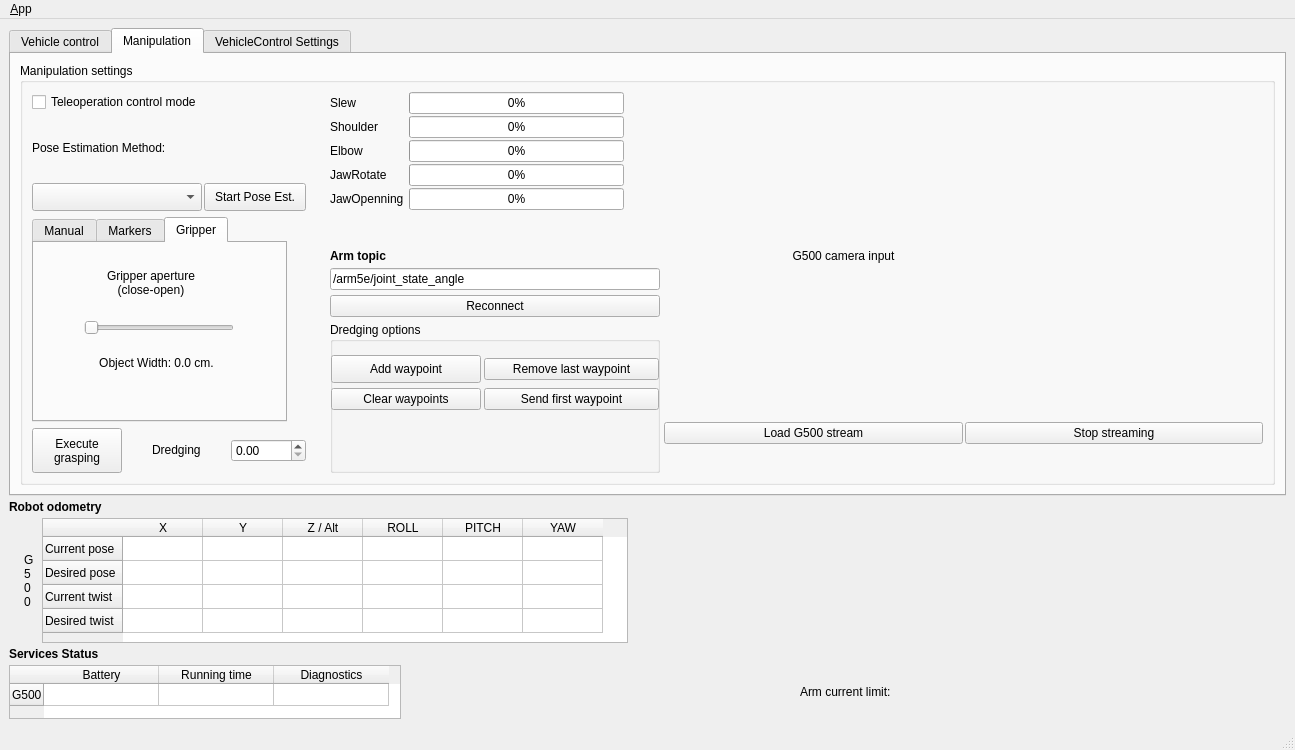
Above: ui/main_window.ui from davidfornas/merbots_gui before the change. Below: the same form after it.
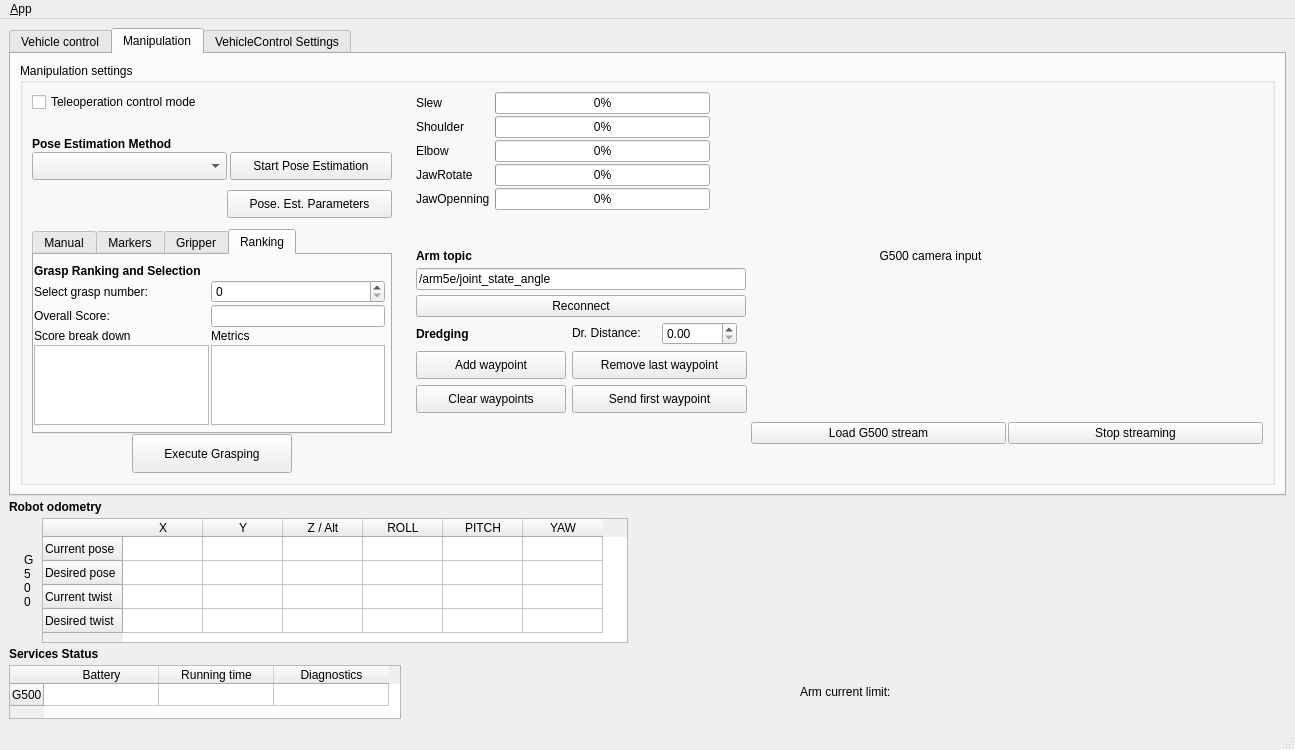
That is the form after the change. The open tabs and pages were chosen to show the change. Icons and pictures are not drawn.

Commit message: Improve, redistribute and Add grasp ranking tab

```diff
--- a/ui/main_window.ui
+++ b/ui/main_window.ui
@@ -442,7 +442,7 @@
                <item>
                 <layout class="QVBoxLayout" name="verticalLayout_130">
                  <property name="spacing">
-                  <number>6</number>
+                  <number>0</number>
                  </property>
                  <property name="leftMargin">
                   <number>0</number>
@@ -465,36 +465,45 @@
                  </item>
                  <item>
                   <widget class="QLabel" name="label_2">
+                   <property name="font">
+                    <font>
+                     <weight>75</weight>
+                     <bold>true</bold>
+                    </font>
+                   </property>
                    <property name="text">
-                    <string>Pose Estimation Method:</string>
+                    <string>Pose Estimation Method</string>
+                   </property>
+                   <property name="alignment">
+                    <set>Qt::AlignBottom|Qt::AlignLeading|Qt::AlignLeft</set>
                    </property>
                   </widget>
                  </item>
                  <item>
                   <layout class="QHBoxLayout" name="horizontalLayout_8">
                    <property name="spacing">
-                    <number>2</number>
+                    <number>3</number>
                    </property>
                    <property name="leftMargin">
                     <number>0</number>
                    </property>
-                   <property name="topMargin">
-                    <number>0</number>
-                   </property>
                    <property name="rightMargin">
                     <number>0</number>
                    </property>
-                   <item>
+                   <property name="bottomMargin">
+                    <number>10</number>
+                   </property>
+                   <item alignment="Qt::AlignBottom">
                     <widget class="QComboBox" name="poseEstimationComboBox">
                      <property name="minimumSize">
                       <size>
-                       <width>170</width>
+                       <width>195</width>
                        <height>28</height>
                       </size>
                      </property>
                     </widget>
                    </item>
-                   <item>
+                   <item alignment="Qt::AlignBottom">
                     <widget class="QPushButton" name="getGraspingPoseButton">
                      <property name="sizePolicy">
                       <sizepolicy hsizetype="Fixed" vsizetype="Fixed">
@@ -504,23 +513,45 @@
                      </property>
                      <property name="minimumSize">
                       <size>
-                       <width>100</width>
+                       <width>90</width>
                        <height>28</height>
                       </size>
                      </property>
                      <property name="maximumSize">
                       <size>
-                       <width>225</width>
+                       <width>200</width>
                        <height>28</height>
                       </size>
                      </property>
                      <property name="text">
-                      <string>Start Pose Est.</string>
+                      <string>Start Pose Estimation</string>
                      </property>
                     </widget>
                    </item>
                   </layout>
                  </item>
+                 <item alignment="Qt::AlignLeft|Qt::AlignTop">
+                  <widget class="QPushButton" name="pushButton">
+                   <property name="minimumSize">
+                    <size>
+                     <width>165</width>
+                     <height>28</height>
+                    </size>
+                   </property>
+                   <property name="maximumSize">
+                    <size>
+                     <width>180</width>
+                     <height>28</height>
+                    </size>
+                   </property>
+                   <property name="layoutDirection">
+                    <enum>Qt::RightToLeft</enum>
+                   </property>
+                   <property name="text">
+                    <string>Pose. Est. Parameters</string>
+                   </property>
+                  </widget>
+                 </item>
                  <item>
                   <widget class="QTabWidget" name="graspSpecTab">
                    <property name="sizePolicy">
@@ -531,13 +562,13 @@
                    </property>
                    <property name="minimumSize">
                     <size>
-                     <width>255</width>
+                     <width>360</width>
                      <height>205</height>
                     </size>
                    </property>
                    <property name="maximumSize">
                     <size>
-                     <width>255</width>
+                     <width>350</width>
                      <height>205</height>
                     </size>
                    </property>
@@ -794,6 +825,100 @@
                      </property>
                     </widget>
                    </widget>
+                   <widget class="QWidget" name="ranking">
+                    <attribute name="title">
+                     <string>Ranking</string>
+                    </attribute>
+                    <widget class="QWidget" name="formLayoutWidget">
+                     <property name="geometry">
+                      <rect>
+                       <x>0</x>
+                       <y>9</y>
+                       <width>351</width>
+                       <height>161</height>
+                      </rect>
+                     </property>
+                     <layout class="QFormLayout" name="formLayout">
+                      <property name="horizontalSpacing">
+                       <number>2</number>
+                      </property>
+                      <property name="verticalSpacing">
+                       <number>2</number>
+                      </property>
+                      <item row="0" column="0">
+                       <widget class="QLabel" name="label_7">
+                        <property name="font">
+                         <font>
+                          <weight>75</weight>
+                          <bold>true</bold>
+                         </font>
+                        </property>
+                        <property name="text">
+                         <string>Grasp Ranking and Selection</string>
+                        </property>
+                       </widget>
+                      </item>
+                      <item row="1" column="0">
+                       <widget class="QLabel" name="label_8">
+                        <property name="text">
+                         <string>Select grasp number:</string>
+                        </property>
+                       </widget>
+                      </item>
+                      <item row="1" column="1">
+                       <widget class="QSpinBox" name="graspNumberSpinBox"/>
+                      </item>
+                      <item row="2" column="0">
+                       <widget class="QLabel" name="label_9">
+                        <property name="text">
+                         <string>Overall Score:</string>
+                        </property>
+                       </widget>
+                      </item>
+                      <item row="2" column="1">
+                       <widget class="QLineEdit" name="graspOverallScore">
+                        <property name="readOnly">
+                         <bool>true</bool>
+                        </property>
+                       </widget>
+                      </item>
+                      <item row="3" column="0">
+                       <widget class="QLabel" name="label_10">
+                        <property name="text">
+                         <string>Score break down</string>
+                        </property>
+                       </widget>
+                      </item>
+                      <item row="4" column="0">
+                       <widget class="QTextEdit" name="graspScoreDetail">
+                        <property name="maximumSize">
+                         <size>
+                          <width>175</width>
+                          <height>16777215</height>
+                         </size>
+                        </property>
+                        <property name="readOnly">
+                         <bool>true</bool>
+                        </property>
+                       </widget>
+                      </item>
+                      <item row="3" column="1">
+                       <widget class="QLabel" name="label_13">
+                        <property name="text">
+                         <string>Metrics</string>
+                        </property>
+                       </widget>
+                      </item>
+                      <item row="4" column="1">
+                       <widget class="QTextEdit" name="graspMetrics">
+                        <property name="readOnly">
+                         <bool>true</bool>
+                        </property>
+                       </widget>
+                      </item>
+                     </layout>
+                    </widget>
+                   </widget>
                   </widget>
                  </item>
                  <item>
@@ -823,8 +948,8 @@
                      </property>
                      <property name="minimumSize">
                       <size>
-                       <width>90</width>
-                       <height>45</height>
+                       <width>160</width>
+                       <height>28</height>
                       </size>
                      </property>
                      <property name="maximumSize">
@@ -834,80 +959,7 @@
                       </size>
                      </property>
                      <property name="text">
-                      <string>Execute
-grasping</string>
-                     </property>
-                    </widget>
-                   </item>
-                   <item>
-                    <spacer name="horizontalSpacer_5">
-                     <property name="orientation">
-                      <enum>Qt::Horizontal</enum>
-                     </property>
-                     <property name="sizeType">
-                      <enum>QSizePolicy::Fixed</enum>
-                     </property>
-                     <property name="sizeHint" stdset="0">
-                      <size>
-                       <width>26</width>
-                       <height>20</height>
-                      </size>
-                     </property>
-                    </spacer>
-                   </item>
-                   <item>
-                    <widget class="QLabel" name="label_45">
-                     <property name="sizePolicy">
-                      <sizepolicy hsizetype="Fixed" vsizetype="Fixed">
-                       <horstretch>0</horstretch>
-                       <verstretch>0</verstretch>
-                      </sizepolicy>
-                     </property>
-                     <property name="minimumSize">
-                      <size>
-                       <width>75</width>
-                       <height>0</height>
-                      </size>
-                     </property>
-                     <property name="maximumSize">
-                      <size>
-                       <width>75</width>
-                       <height>16777215</height>
-                      </size>
-                     </property>
-                     <property name="text">
-                      <string>Dredging</string>
-                     </property>
-                    </widget>
-                   </item>
-                   <item>
-                    <widget class="QDoubleSpinBox" name="dredgingSpinBox">
-                     <property name="sizePolicy">
-                      <sizepolicy hsizetype="Fixed" vsizetype="Fixed">
-                       <horstretch>0</horstretch>
-                       <verstretch>0</verstretch>
-                      </sizepolicy>
-                     </property>
-                     <property name="minimumSize">
-                      <size>
-                       <width>75</width>
-                       <height>0</height>
-                      </size>
-                     </property>
-                     <property name="maximumSize">
-                      <size>
-                       <width>75</width>
-                       <height>16777215</height>
-                      </size>
-                     </property>
-                     <property name="minimum">
-                      <double>0.000000000000000</double>
-                     </property>
-                     <property name="maximum">
-                      <double>1.000000000000000</double>
-                     </property>
-                     <property name="singleStep">
-                      <double>0.100000000000000</double>
+                      <string>Execute Grasping</string>
                      </property>
                     </widget>
                    </item>
@@ -1146,31 +1198,121 @@
                   </widget>
                  </item>
                  <item>
-                  <widget class="QGroupBox" name="groupBox_5">
-                   <property name="sizePolicy">
-                    <sizepolicy hsizetype="Preferred" vsizetype="Minimum">
-                     <horstretch>0</horstretch>
-                     <verstretch>0</verstretch>
-                    </sizepolicy>
+                  <layout class="QFormLayout" name="formLayout_3">
+                   <property name="horizontalSpacing">
+                    <number>6</number>
                    </property>
-                   <property name="title">
-                    <string>Dredging options</string>
+                   <property name="verticalSpacing">
+                    <number>6</number>
                    </property>
-                   <widget class="QWidget" name="layoutWidget_0">
-                    <property name="geometry">
-                     <rect>
-                      <x>0</x>
-                      <y>30</y>
-                      <width>332</width>
-                      <height>62</height>
-                     </rect>
-                    </property>
-                    <layout class="QGridLayout" name="gridLayout">
+                   <item row="0" column="0">
+                    <widget class="QLabel" name="label_14">
+                     <property name="font">
+                      <font>
+                       <weight>75</weight>
+                       <bold>true</bold>
+                      </font>
+                     </property>
+                     <property name="text">
+                      <string>Dredging </string>
+                     </property>
+                     <property name="margin">
+                      <number>0</number>
+                     </property>
+                     <property name="indent">
+                      <number>-14</number>
+                     </property>
+                    </widget>
+                   </item>
+                   <item row="1" column="0">
+                    <widget class="QPushButton" name="addWaypointButton">
+                     <property name="sizePolicy">
+                      <sizepolicy hsizetype="Fixed" vsizetype="Fixed">
+                       <horstretch>0</horstretch>
+                       <verstretch>0</verstretch>
+                      </sizepolicy>
+                     </property>
+                     <property name="minimumSize">
+                      <size>
+                       <width>150</width>
+                       <height>28</height>
+                      </size>
+                     </property>
+                     <property name="maximumSize">
+                      <size>
+                       <width>150</width>
+                       <height>28</height>
+                      </size>
+                     </property>
+                     <property name="text">
+                      <string>Add waypoint</string>
+                     </property>
+                    </widget>
+                   </item>
+                   <item row="1" column="1">
+                    <widget class="QPushButton" name="removeLastWaypointButton">
+                     <property name="minimumSize">
+                      <size>
+                       <width>175</width>
+                       <height>28</height>
+                      </size>
+                     </property>
+                     <property name="maximumSize">
+                      <size>
+                       <width>175</width>
+                       <height>16777215</height>
+                      </size>
+                     </property>
+                     <property name="text">
+                      <string>Remove last waypoint</string>
+                     </property>
+                    </widget>
+                   </item>
+                   <item row="2" column="0">
+                    <widget class="QPushButton" name="clearWaypointsButton">
+                     <property name="minimumSize">
+                      <size>
+                       <width>150</width>
+                       <height>28</height>
+                      </size>
+                     </property>
+                     <property name="maximumSize">
+                      <size>
+                       <width>150</width>
+                       <height>16777215</height>
+                      </size>
+                     </property>
+                     <property name="text">
+                      <string>Clear waypoints</string>
+                     </property>
+                    </widget>
+                   </item>
+                   <item row="2" column="1">
+                    <widget class="QPushButton" name="executeDredgingButton">
+                     <property name="minimumSize">
+                      <size>
+                       <width>175</width>
+                       <height>28</height>
+                      </size>
+                     </property>
+                     <property name="maximumSize">
+                      <size>
+                       <width>175</width>
+                       <height>16777215</height>
+                      </size>
+                     </property>
+                     <property name="text">
+                      <string>Send first waypoint</string>
+                     </property>
+                    </widget>
+                   </item>
+                   <item row="0" column="1">
+                    <layout class="QHBoxLayout" name="horizontalLayout_3">
                      <property name="spacing">
-                      <number>2</number>
+                      <number>0</number>
                      </property>
-                     <item row="0" column="0">
-                      <widget class="QPushButton" name="addWaypointButton">
+                     <item>
+                      <widget class="QLabel" name="label_45">
                        <property name="sizePolicy">
                         <sizepolicy hsizetype="Fixed" vsizetype="Fixed">
                          <horstretch>0</horstretch>
@@ -1179,86 +1321,60 @@
                        </property>
                        <property name="minimumSize">
                         <size>
-                         <width>150</width>
-                         <height>28</height>
-                        </size>
-                       </property>
-                       <property name="maximumSize">
-                        <size>
-                         <width>150</width>
-                         <height>28</height>
-                        </size>
-                       </property>
-                       <property name="text">
-                        <string>Add waypoint</string>
-                       </property>
-                      </widget>
-                     </item>
-                     <item row="0" column="1">
-                      <widget class="QPushButton" name="removeLastWaypointButton">
-                       <property name="minimumSize">
-                        <size>
-                         <width>175</width>
+                         <width>90</width>
                          <height>0</height>
                         </size>
                        </property>
                        <property name="maximumSize">
                         <size>
-                         <width>175</width>
+                         <width>75</width>
                          <height>16777215</height>
                         </size>
                        </property>
                        <property name="text">
-                        <string>Remove last waypoint</string>
+                        <string>Dr. Distance:</string>
                        </property>
                       </widget>
                      </item>
-                     <item row="1" column="1">
-                      <widget class="QPushButton" name="executeDredgingButton">
+                     <item>
+                      <widget class="QDoubleSpinBox" name="dredgingSpinBox">
+                       <property name="sizePolicy">
+                        <sizepolicy hsizetype="Fixed" vsizetype="Fixed">
+                         <horstretch>0</horstretch>
+                         <verstretch>0</verstretch>
+                        </sizepolicy>
+                       </property>
                        <property name="minimumSize">
                         <size>
-                         <width>175</width>
+                         <width>75</width>
                          <height>0</height>
                         </size>
                        </property>
                        <property name="maximumSize">
                         <size>
-                         <width>175</width>
+                         <width>75</width>
                          <height>16777215</height>
                         </size>
                        </property>
-                       <property name="text">
-                        <string>Send first waypoint</string>
+                       <property name="minimum">
+                        <double>0.000000000000000</double>
                        </property>
-                      </widget>
-                     </item>
-                     <item row="1" column="0">
-                      <widget class="QPushButton" name="clearWaypointsButton">
-                       <property name="minimumSize">
-                        <size>
-                         <width>150</width>
-                         <height>0</height>
-                        </size>
+                       <property name="maximum">
+                        <double>1.000000000000000</double>
                        </property>
-                       <property name="maximumSize">
-                        <size>
-                         <width>150</width>
-                         <height>16777215</height>
-                        </size>
-                       </property>
-                       <property name="text">
-                        <string>Clear waypoints</string>
+                       <property name="singleStep">
+                        <double>0.100000000000000</double>
                        </property>
                       </widget>
                      </item>
                     </layout>
-                   </widget>
-                  </widget>
+                   </item>
+                  </layout>
                  </item>
                 </layout>
                </item>
                <item>
-                <layout class="QVBoxLayout" name="verticalLayout_7">
+                <layout class="QVBoxLayout" name="verticalLayout_7" stretch="0,0">
                  <property name="spacing">
                   <number>2</number>
                  </property>
```
Left out of the diff: 120 changed lines with no effect on the pictures.
